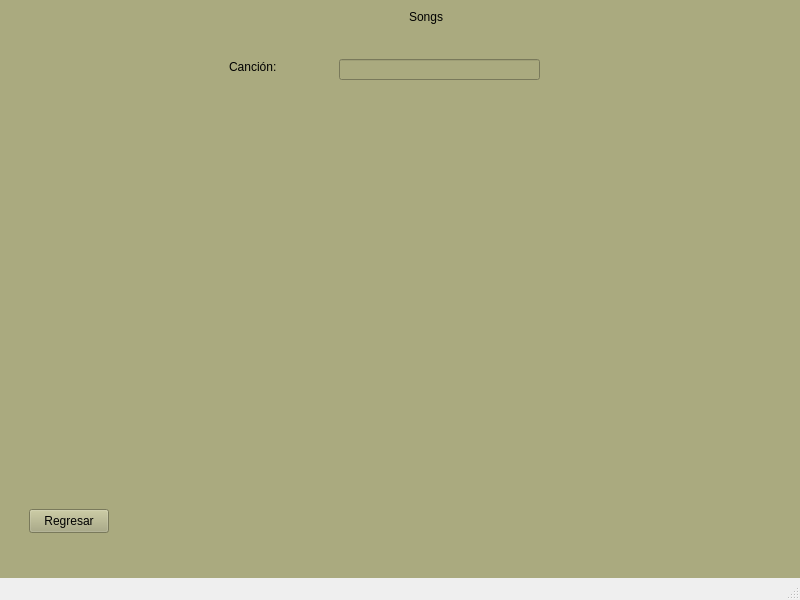
Above: Menuprincipal.ui from alejandra057/LabProgra3Examen before the change. Below: the same form after it.
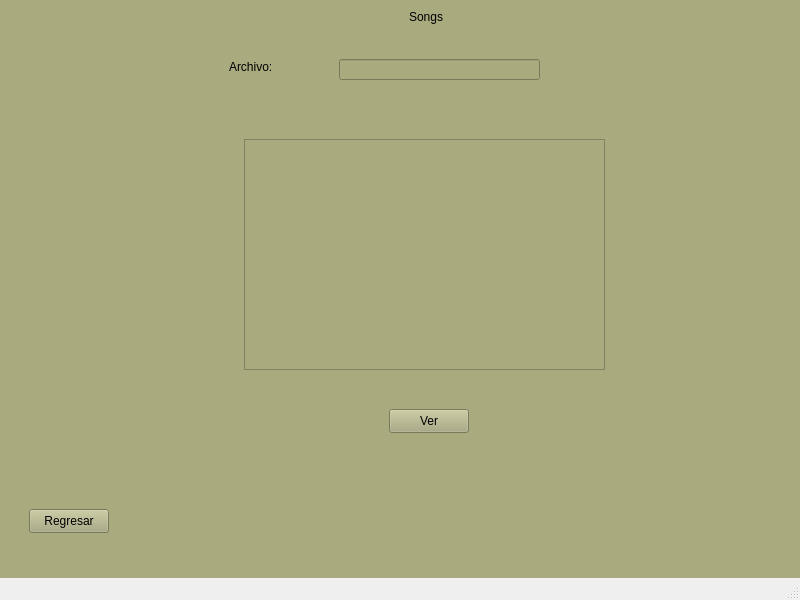
That is the form after the change. The open tabs and pages were chosen to show the change.

Diff of the .ui file:
```diff
--- a/Menuprincipal.ui
+++ b/Menuprincipal.ui
@@ -647,7 +647,7 @@
        </rect>
       </property>
       <property name="text">
-       <string>Canción:</string>
+       <string>Archivo:</string>
       </property>
      </widget>
      <widget class="QLineEdit" name="lineEdit_9">
@@ -660,6 +660,29 @@
        </rect>
       </property>
      </widget>
+     <widget class="QTextBrowser" name="song_txt">
+      <property name="geometry">
+       <rect>
+        <x>245</x>
+        <y>140</y>
+        <width>361</width>
+        <height>231</height>
+       </rect>
+      </property>
+     </widget>
+     <widget class="QPushButton" name="pushButton_16">
+      <property name="geometry">
+       <rect>
+        <x>390</x>
+        <y>410</y>
+        <width>80</width>
+        <height>24</height>
+       </rect>
+      </property>
+      <property name="text">
+       <string>Ver</string>
+      </property>
+     </widget>
     </widget>
     <widget class="QWidget" name="page_6">
      <widget class="QLabel" name="label_6">
```
Left out of the diff: 6 changed lines with no effect on the pictures.
